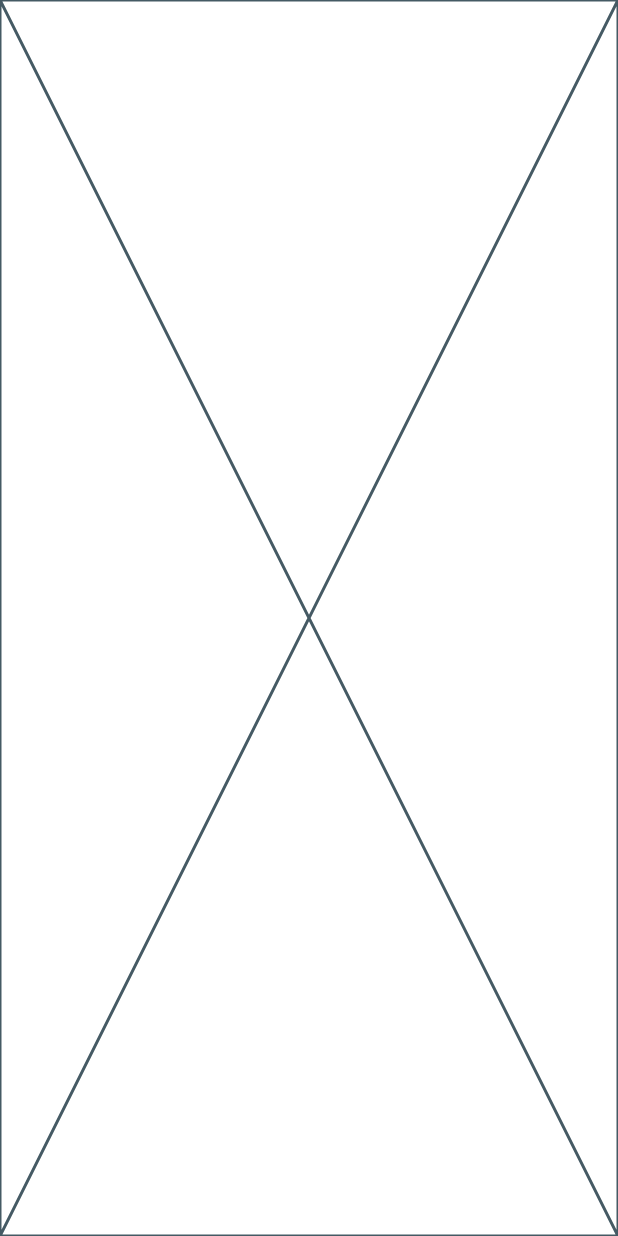
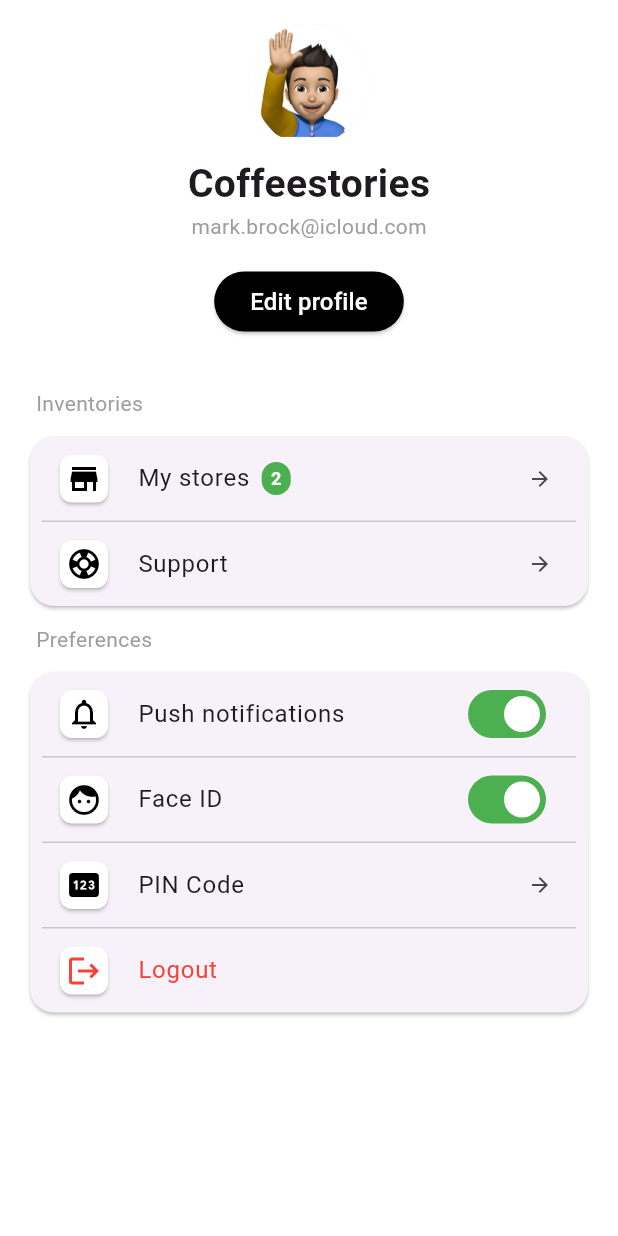
Before and after one commit to douglaspazh/IS513_Tarea2.1, a Flutter app: the screen it shows after launch, on a phone screen of 412 x 824 dp. Run offline on Flutter 3.47's test engine with Material 3 defaults, Android fonts, the phone set to English and light mode, and no system bars.

Commit message:
Trabajo terminado

```diff
--- a/lib/main.dart
+++ b/lib/main.dart
@@ -1,5 +1,5 @@
 import 'package:flutter/material.dart';
-import 'package:is513_tarea2_1/src/screens/design_screen.dart';
+import 'src/screens/profile_screen.dart';
 
 void main() {
   runApp(const MainApp());
@@ -12,8 +12,8 @@ class MainApp extends StatelessWidget {
   Widget build(BuildContext context) {
     return const MaterialApp(
       debugShowCheckedModeBanner: false,
-      title: 'Pantalla Diseño Tarea2.1',
-      home: DesignScreen(),
+      title: 'Perfil - Tarea2.1',
+      home: ProfileScreen(),
     );
   }
 }
--- a/lib/src/screens/design_screen.dart
+++ /dev/null
@@ -1,10 +0,0 @@
-import 'package:flutter/material.dart';
-
-class DesignScreen extends StatelessWidget {
-  const DesignScreen({super.key});
-
-  @override
-  Widget build(BuildContext context) {
-    return const Placeholder();
-  }
-}
--- /dev/null
+++ b/lib/src/screens/profile_screen.dart
@@ -0,0 +1,131 @@
+import 'package:flutter/material.dart';
+import '../widgets/section_widget.dart';
+import '../widgets/item_widget.dart';
+import '../widgets/item_switch_widget.dart';
+
+class ProfileScreen extends StatelessWidget {
+  const ProfileScreen({super.key});
+
+  @override
+  Widget build(BuildContext context) {
+    return Scaffold(
+      backgroundColor: Colors.white,
+      appBar: AppBar(
+        backgroundColor: Colors.white,
+        toolbarHeight: 0,
+      ),
+      body: Padding(
+        padding: const EdgeInsets.all(16),
+        child: Column(
+          crossAxisAlignment: CrossAxisAlignment.center,
+          children: [
+            const CircleAvatar(
+              radius: 40,
+              backgroundImage: AssetImage('lib/src/assets/memoji_example.jpeg'),
+            ),
+            const SizedBox(height: 8),
+            const Text(
+              'Coffeestories',
+              style: TextStyle(fontSize: 26, fontWeight: FontWeight.bold),
+            ),
+            const Text(
+              'mark.brock@icloud.com',
+              style: TextStyle(color: Colors.grey),
+            ),
+
+            const SizedBox(height: 16),
+
+            //* Boton de Edit profile
+            ElevatedButton(
+              onPressed: () {},
+              style: ElevatedButton.styleFrom(
+                backgroundColor: Colors.black,
+                shape: RoundedRectangleBorder(
+                  borderRadius: BorderRadius.circular(22),
+                ),
+              ),
+              child: const Text(
+                'Edit profile',
+                style: TextStyle(
+                  color: Colors.white,
+                  fontSize: 16
+                ),
+              ),
+            ),
+
+            const SizedBox(height: 26),
+
+            //* Seccion de Inventories
+            const SectionWidget(title: 'Inventories'),
+            Card(
+              shape: RoundedRectangleBorder(
+                borderRadius: BorderRadius.circular(16),
+              ),
+              child: const Column(
+                children: [
+                  ItemWidget(
+                    icon: Icons.store,
+                    title: 'My stores',
+                    notificationCount: 2,
+                  ),
+                  Divider(height: 1, indent: 8, endIndent: 8),
+                  ItemWidget(
+                    icon: Icons.support,
+                    title: 'Support',
+                  ),
+                ],
+              ),
+            ),
+
+            //* Seccion de Preferences
+            const SectionWidget(title: 'Preferences'),
+            Card(
+              shape: RoundedRectangleBorder(
+                borderRadius: BorderRadius.circular(16),
+              ),
+              child: Column(
+                children: [
+                  const ItemSwitchWidget(
+                    icon: Icons.notifications_outlined,
+                    title: 'Push notifications',
+                    value: true,
+                  ),
+                  const Divider(height: 1, indent: 8, endIndent: 8),
+                  const ItemSwitchWidget(
+                    icon: Icons.face,
+                    title: 'Face ID',
+                    value: true,
+                  ),
+                  const Divider(height: 1, indent: 8, endIndent: 8),
+                  const ItemWidget(
+                    icon: Icons.pin,
+                    title: 'PIN Code',
+                  ),
+                  const Divider(height: 1, indent: 8, endIndent: 8),
+                  ListTile(
+                    leading: SizedBox(
+                      width: 40,
+                      height: 40,
+                      child: Card(
+                        color: Colors.white,
+                        shape: RoundedRectangleBorder(
+                          borderRadius: BorderRadius.circular(8)
+                        ),
+                        child: const Icon(Icons.logout, color: Colors.red),
+                      ),
+                    ),
+                    title: const Text(
+                      'Logout',
+                      style: TextStyle(color: Colors.red),
+                    ),
+                    onTap: () {},
+                  ),
+                ],
+              ),
+            ),
+          ],
+        ),
+      ),
+    );
+  }
+}
--- /dev/null
+++ b/lib/src/widgets/item_switch_widget.dart
@@ -0,0 +1,37 @@
+import 'package:flutter/material.dart';
+
+class ItemSwitchWidget extends StatelessWidget {
+  final IconData icon;
+  final String title;
+  final bool value;
+
+  const ItemSwitchWidget({super.key,
+    required this.icon,
+    required this.title,
+    required this.value,
+  });
+
+  @override
+  Widget build(BuildContext context) {
+    return ListTile(
+      leading: SizedBox(
+        width: 40,
+        height: 40,
+        child: Card(
+          color: Colors.white,
+          shape: RoundedRectangleBorder(
+            borderRadius: BorderRadius.circular(8)
+          ),
+          child: Icon(icon, color: Colors.black),
+        ),
+      ),
+      title: Text(title),
+      trailing: Switch(
+        value: value,
+        onChanged: (bool newValue) {},
+        activeColor: Colors.white,
+        activeTrackColor: Colors.green,
+      ),
+    );
+  }
+}
--- /dev/null
+++ b/lib/src/widgets/item_widget.dart
@@ -0,0 +1,54 @@
+import 'package:flutter/material.dart';
+
+class ItemWidget extends StatelessWidget {
+  final IconData icon;
+  final String title;
+  final int? notificationCount;
+
+  const ItemWidget({super.key,
+    required this.icon,
+    required this.title,
+    this.notificationCount,
+  });
+
+  @override
+  Widget build(BuildContext context) {
+    return ListTile(
+      leading: SizedBox(
+        width: 40,
+        height: 40,
+        child: Card(
+          color: Colors.white,
+          shape: RoundedRectangleBorder(
+            borderRadius: BorderRadius.circular(8)
+          ),
+          child: Icon(icon, color: Colors.black),
+        ),
+      ),
+      title: Row(
+        children: [
+          Text(title),
+          const SizedBox(width: 8),
+          if (notificationCount != null)
+            Container(
+              padding: const EdgeInsets.symmetric(horizontal: 6, vertical: 2),
+              decoration: BoxDecoration(
+                color: Colors.green,
+                borderRadius: BorderRadius.circular(12),
+              ),
+              child: Text(
+                '$notificationCount',
+                style: const TextStyle(
+                  color: Colors.white,
+                  fontSize: 12,
+                  fontWeight: FontWeight.bold,
+                ),
+              ),
+            ),
+        ],
+      ),
+      trailing: const Icon(Icons.arrow_forward, size: 16),
+      onTap: () {},
+    );
+  }
+}
--- /dev/null
+++ b/lib/src/widgets/section_widget.dart
@@ -0,0 +1,24 @@
+import 'package:flutter/material.dart';
+
+class SectionWidget extends StatelessWidget {
+  final String title;
+
+  const SectionWidget({super.key, required this.title});
+
+  @override
+  Widget build(BuildContext context) {
+    return Padding(
+      padding: const EdgeInsets.symmetric(vertical: 8, horizontal: 8),
+      child: Align(
+        alignment: Alignment.centerLeft,
+        child: Text(
+          title,
+          style: const TextStyle(
+            fontSize: 14,
+            color: Colors.grey,
+          ),
+        ),
+      ),
+    );
+  }
+}
--- a/pubspec.yaml
+++ b/pubspec.yaml
@@ -17,3 +17,5 @@ dev_dependencies:
 
 flutter:
   uses-material-design: true
+  assets:
+    - lib/src/assets/
```
Also changed, not shown: lib/src/assets/memoji_example.jpeg (added).
